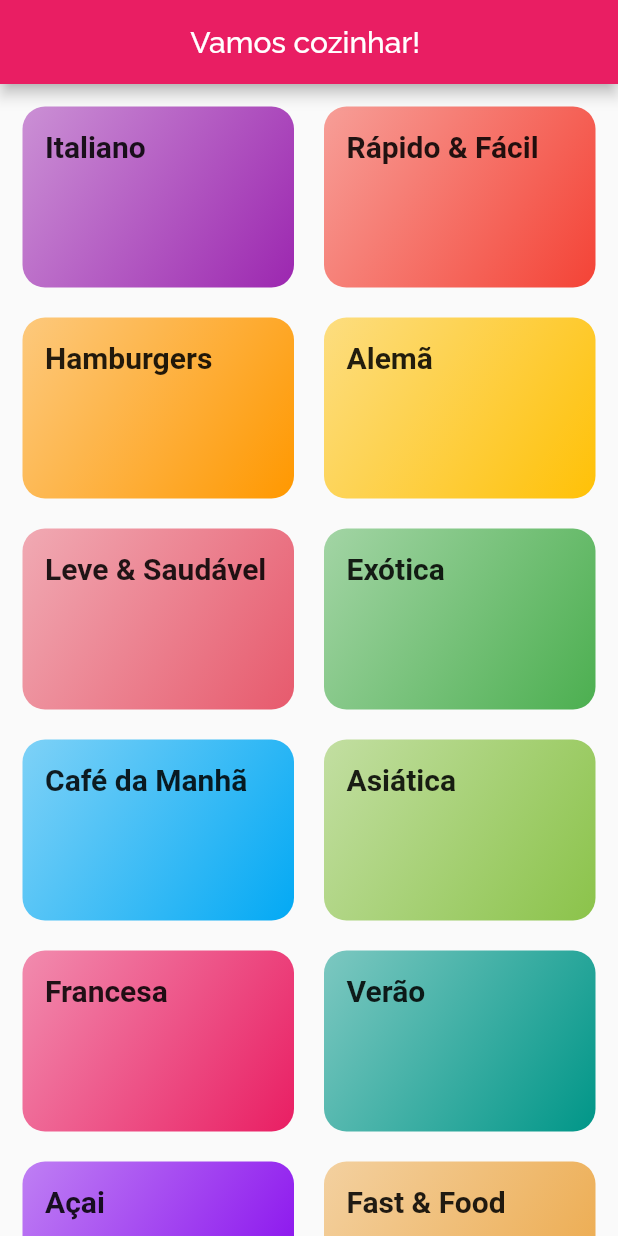
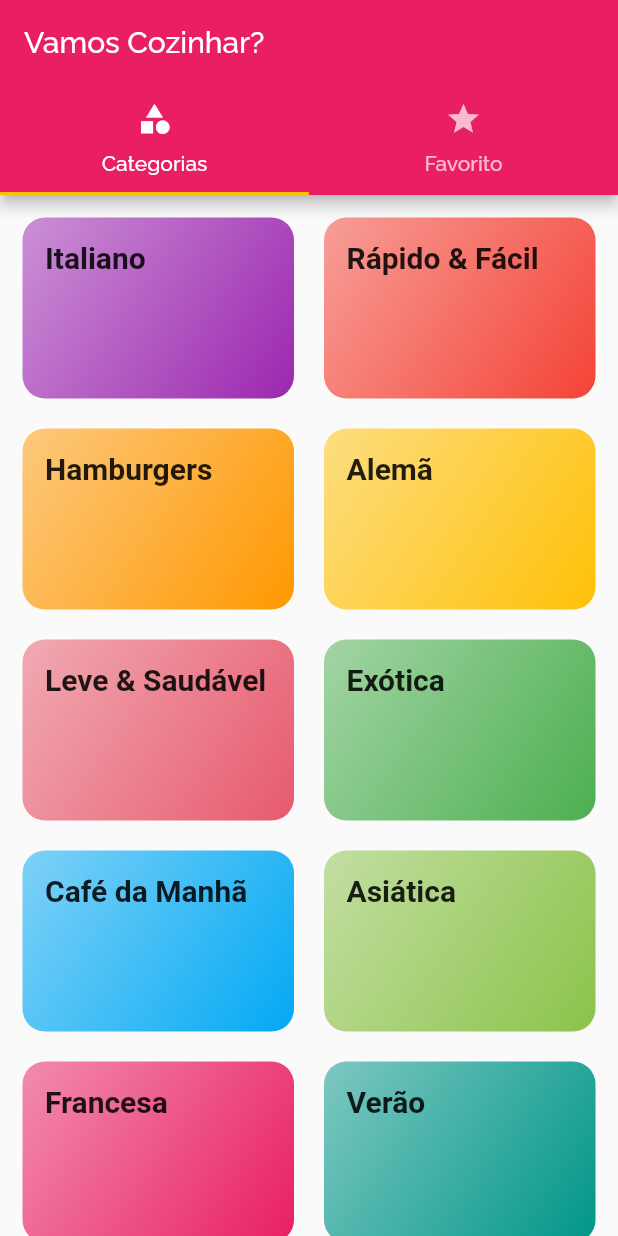
Before and after one commit to GabrielRodriguesDev/Meals, a Flutter app: the screen it shows after launch, on a phone screen of 412 x 824 dp. Run offline on Flutter 3.47's test engine with Material 2 defaults, Android fonts, the phone set to English and light mode, and no system bars; Roboto replaces fonts that are missing (RobotoCondesed).

Commit message:
Definindo uma tabbar de duas seções no appbar

```diff
--- a/lib/main.dart
+++ b/lib/main.dart
@@ -4,6 +4,7 @@ import 'package:flutter/material.dart';
 import 'package:meals/screens/categories_meals_screen.dart';
 import 'package:meals/screens/categories_screen.dart';
 import 'package:meals/screens/meal_detail_screen.dart';
+import 'package:meals/screens/tabs_screen.dart';
 import 'package:meals/utils/app_routes.dart';
 
 void main() => runApp(const MyApp());
@@ -26,35 +27,38 @@ class MyApp extends StatelessWidget {
         fontFamily: 'Raleway',
         textTheme: const TextTheme(
           titleMedium: TextStyle(
-              // * Definição de um texto de tema
-              fontSize: 20,
-              fontFamily: 'RobotoCondesed',
-              fontWeight: FontWeight.w700),
+            // * Definição de um texto de tema
+            fontSize: 20,
+            fontFamily: 'RobotoCondesed',
+            fontWeight: FontWeight.w700,
+          ),
         ),
       ),
       initialRoute: '/',
       routes: {
-        AppRoutes.home: (contexto) => const CategoriesScreen(),
-        AppRoutes.categoriesMeals: (contexto) => const CategoriesMealsScreen(),
-        AppRoutes.mealDetail: (contexto) => const MealDetailScreen()
+        AppRoutes.home: (context) => const TabsScreen(),
+        AppRoutes.categoriesMeals: (context) => const CategoriesMealsScreen(),
+        AppRoutes.mealDetail: (context) => const MealDetailScreen()
       },
-      onGenerateRoute: (settings) {
-        //! onGenerate Mode é uma função do MaterialApp que permite que possamos definir algum comportamento sobre o app ao tentar acessar alguma rota.
-        //! Toda vez que tentamos acessar uma rota nomeada esse método é executado então podemos fazer alguma validação de rota, para redirecionar ou coisa do tipo..
-        //! Lembrando que ele só cai na execução do método caso a rota não tenha sido encontrada nas rotas configuradas.
-        if (settings.name == '/alguma-coisa') {
-          // ignore: todo
-          return null; // TODO -> Retorna outra rota
-        } else if (settings.name == 'outra coisa') {
-          // ignore: todo
-          return null; // TODO -> Retorna outra rota
-        } else {
-          return MaterialPageRoute(
-              builder: (_) =>
-                  const CategoriesScreen()); //!Caso nenhuma rota seja encontrada.
-        }
-        //! Sento que o settings representa os metadados da rota que foi chamada
-      },
+      // onGenerateRoute: (settings) {
+      //   //! onGenerate Mode é uma função do MaterialApp que permite que possamos definir algum comportamento sobre o app ao tentar acessar alguma rota.
+      //   //! Toda vez que tentamos acessar uma rota nomeada esse método é executado então podemos fazer alguma validação de rota, para redirecionar ou coisa do tipo..
+      //   //! Lembrando que ele só cai na execução do método caso a rota não tenha sido encontrada nas rotas configuradas.
+      //   if (settings.name == '/alguma-coisa') {
+      //     // ignore: todo
+      // ignore: todo
+      //     return null; // TODO -> Retorna outra rota
+      //   } else if (settings.name == 'outra coisa') {
+      //     // ignore: todo
+      // ignore: todo
+      //     return null; // TODO -> Retorna outra rota
+      //   } else {
+      //     return MaterialPageRoute(
+      //         builder: (_) =>
+      //             const CategoriesScreen()); //!Caso nenhuma rota seja encontrada.
+      //   }
+      //   //! Sento que o settings representa os metadados da rota que foi chamada
+      // },
       onUnknownRoute: (settings) {
         //! Caso as rota especificada não seja encontrada nas configuraçõe de rotas, após isso o flutter chama o método
         //! onGenerateRoute -> caso dentro dele também não tenha nenhuma resolução, esse método e chamado, confirmando que de fato a toda não foi encontrada.
--- a/lib/screens/categories_screen.dart
+++ b/lib/screens/categories_screen.dart
@@ -7,12 +7,7 @@ class CategoriesScreen extends StatelessWidget {
 
   @override
   Widget build(BuildContext context) {
-    return Scaffold(
-      appBar: AppBar(
-        title: const Text("Vamos cozinhar! "),
-        centerTitle: true,
-      ),
-      body: GridView(
+    return GridView(
       padding: const EdgeInsets.all(
           15), // * Preenchimento dos filhos que são todos os CategoryItem (ou seja vai tirar eles da ponta da dela)
       gridDelegate: const SliverGridDelegateWithMaxCrossAxisExtent(
@@ -28,7 +23,6 @@ class CategoriesScreen extends StatelessWidget {
       children: DUMMY_CATEGORIES.map((cat) {
         return CategoryItem(category: cat);
       }).toList(),
-      ),
     );
   }
 }
--- /dev/null
+++ b/lib/screens/tabs_screen.dart
@@ -0,0 +1,38 @@
+// ignore_for_file: prefer_const_constructors, prefer_const_literals_to_create_immutables
+
+import 'package:flutter/material.dart';
+import 'package:meals/screens/categories_screen.dart';
+import 'package:meals/screens/favorite_screen.dart';
+
+class TabsScreen extends StatelessWidget {
+  const TabsScreen({Key? key}) : super(key: key);
+
+  @override
+  Widget build(BuildContext context) {
+    return DefaultTabController(
+      //* DefaultTabController -> Controlador de abas que sincroniza a aba seleciona (TabBar) com o conteudo visual (TabBarView)
+      length: 2,
+      child: Scaffold(
+        appBar: AppBar(
+          title: Text('Vamos Cozinhar?'),
+          bottom: TabBar(tabs: [
+            // * TabBar -> Seleção elemento que será selecionado para notificar o controlador que precisa mudar a visualização
+            Tab(
+              icon: Icon(Icons.category),
+              text: 'Categorias',
+            ),
+            Tab(
+              icon: Icon(Icons.star),
+              text: 'Favorito',
+            ),
+          ]),
+        ),
+        body: TabBarView(children: [
+          // * TabBarView -> Conteudo a ser exibido de acordo com a TabBar selecionada (lembrando que é tudo por ordenação, então se atentar ordem que definimos a TabBar e TabView)
+          CategoriesScreen(),
+          FavoriteScreen(),
+        ]),
+      ),
+    );
+  }
+}
```
Also changed, not shown: lib/screens/favorite_screen.dart (added, +12 -0 lines), lib/screens/meal_detail_screen.dart (+82 -1 lines). Lines whose indentation alone changed are shown as unchanged.
